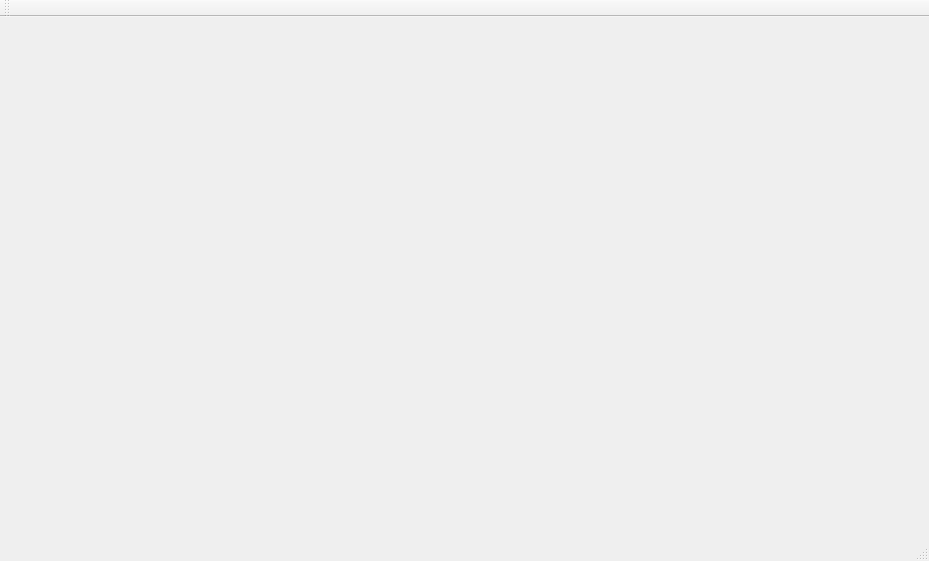
Before: the Qt Designer form resource/mainwindow.ui in Car4Tegra/ServoDriverCalibration, drawn with Qt 5.
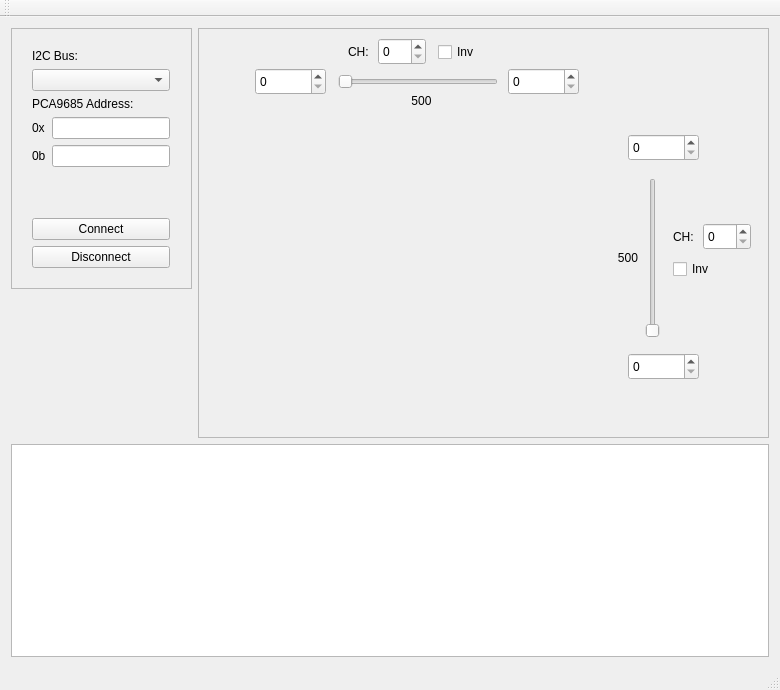
After: the same form once the commit is applied. Icons and pictures are not drawn.

The edit to the form file:
```diff
--- a/resource/mainwindow.ui
+++ b/resource/mainwindow.ui
@@ -6,14 +6,448 @@
    <rect>
     <x>0</x>
     <y>0</y>
-    <width>929</width>
-    <height>561</height>
+    <width>780</width>
+    <height>690</height>
    </rect>
   </property>
+  <property name="sizePolicy">
+   <sizepolicy hsizetype="Fixed" vsizetype="Fixed">
+    <horstretch>0</horstretch>
+    <verstretch>0</verstretch>
+   </sizepolicy>
+  </property>
+  <property name="minimumSize">
+   <size>
+    <width>780</width>
+    <height>680</height>
+   </size>
+  </property>
   <property name="windowTitle">
    <string>MainWindow</string>
   </property>
-  <widget class="QWidget" name="centralWidget"/>
+  <property name="windowIcon">
+   <iconset resource="images.qrc">
+    <normaloff>:/logo/Logo_1x_White.png</normaloff>:/logo/Logo_1x_White.png</iconset>
+  </property>
+  <widget class="QWidget" name="centralWidget">
+   <layout class="QGridLayout" name="gridLayout_2">
+    <item row="0" column="0">
+     <layout class="QVBoxLayout" name="verticalLayout_3">
+      <property name="sizeConstraint">
+       <enum>QLayout::SetDefaultConstraint</enum>
+      </property>
+      <item>
+       <layout class="QHBoxLayout" name="horizontalLayout">
+        <item>
+         <layout class="QVBoxLayout" name="verticalLayout_4">
+          <item>
+           <widget class="QFrame" name="frame">
+            <property name="sizePolicy">
+             <sizepolicy hsizetype="Fixed" vsizetype="Fixed">
+              <horstretch>0</horstretch>
+              <verstretch>0</verstretch>
+             </sizepolicy>
+            </property>
+            <property name="minimumSize">
+             <size>
+              <width>181</width>
+              <height>261</height>
+             </size>
+            </property>
+            <property name="frameShape">
+             <enum>QFrame::StyledPanel</enum>
+            </property>
+            <property name="frameShadow">
+             <enum>QFrame::Raised</enum>
+            </property>
+            <widget class="QWidget" name="verticalLayoutWidget">
+             <property name="geometry">
+              <rect>
+               <x>10</x>
+               <y>10</y>
+               <width>160</width>
+               <height>241</height>
+              </rect>
+             </property>
+             <layout class="QVBoxLayout" name="verticalLayout_2">
+              <item>
+               <widget class="QLabel" name="label">
+                <property name="text">
+                 <string>I2C Bus:</string>
+                </property>
+               </widget>
+              </item>
+              <item>
+               <widget class="QComboBox" name="cbBusSelect"/>
+              </item>
+              <item>
+               <widget class="QLabel" name="label_2">
+                <property name="text">
+                 <string>PCA9685 Address:</string>
+                </property>
+               </widget>
+              </item>
+              <item>
+               <layout class="QGridLayout" name="gridLayout">
+                <item row="0" column="0">
+                 <widget class="QLabel" name="label_3">
+                  <property name="text">
+                   <string>0x</string>
+                  </property>
+                 </widget>
+                </item>
+                <item row="0" column="1">
+                 <widget class="QLineEdit" name="leAddressHex">
+                  <property name="inputMask">
+                   <string>&gt;HH</string>
+                  </property>
+                  <property name="text">
+                   <string/>
+                  </property>
+                 </widget>
+                </item>
+                <item row="1" column="0">
+                 <widget class="QLabel" name="label_4">
+                  <property name="text">
+                   <string>0b</string>
+                  </property>
+                 </widget>
+                </item>
+                <item row="1" column="1">
+                 <widget class="QLineEdit" name="leAddressBin">
+                  <property name="inputMask">
+                   <string>BBBBBBBB</string>
+                  </property>
+                  <property name="text">
+                   <string/>
+                  </property>
+                 </widget>
+                </item>
+               </layout>
+              </item>
+              <item>
+               <spacer name="verticalSpacer">
+                <property name="orientation">
+                 <enum>Qt::Vertical</enum>
+                </property>
+                <property name="sizeHint" stdset="0">
+                 <size>
+                  <width>20</width>
+                  <height>40</height>
+                 </size>
+                </property>
+               </spacer>
+              </item>
+              <item>
+               <widget class="QPushButton" name="btConnect">
+                <property name="text">
+                 <string>Connect</string>
+                </property>
+               </widget>
+              </item>
+              <item>
+               <widget class="QPushButton" name="btDisconnect">
+                <property name="text">
+                 <string>Disconnect</string>
+                </property>
+               </widget>
+              </item>
+             </layout>
+            </widget>
+           </widget>
+          </item>
+          <item>
+           <widget class="QLabel" name="label_7">
+            <property name="text">
+             <string/>
+            </property>
+            <property name="pixmap">
+             <pixmap resource="images.qrc">:/logo/Logo_1x.png</pixmap>
+            </property>
+            <property name="scaledContents">
+             <bool>false</bool>
+            </property>
+            <property name="alignment">
+             <set>Qt::AlignCenter</set>
+            </property>
+           </widget>
+          </item>
+         </layout>
+        </item>
+        <item>
+         <widget class="QFrame" name="frame_2">
+          <property name="sizePolicy">
+           <sizepolicy hsizetype="Expanding" vsizetype="Fixed">
+            <horstretch>0</horstretch>
+            <verstretch>0</verstretch>
+           </sizepolicy>
+          </property>
+          <property name="minimumSize">
+           <size>
+            <width>0</width>
+            <height>410</height>
+           </size>
+          </property>
+          <property name="frameShape">
+           <enum>QFrame::StyledPanel</enum>
+          </property>
+          <property name="frameShadow">
+           <enum>QFrame::Raised</enum>
+          </property>
+          <widget class="QLabel" name="lImage">
+           <property name="geometry">
+            <rect>
+             <x>10</x>
+             <y>110</y>
+             <width>401</width>
+             <height>241</height>
+            </rect>
+           </property>
+           <property name="text">
+            <string/>
+           </property>
+           <property name="pixmap">
+            <pixmap resource="images.qrc">:/car/images/Car.png</pixmap>
+           </property>
+           <property name="scaledContents">
+            <bool>true</bool>
+           </property>
+          </widget>
+          <widget class="QLabel" name="lDir1">
+           <property name="geometry">
+            <rect>
+             <x>10</x>
+             <y>80</y>
+             <width>111</width>
+             <height>31</height>
+            </rect>
+           </property>
+           <property name="text">
+            <string/>
+           </property>
+           <property name="pixmap">
+            <pixmap resource="images.qrc">:/car/images/Arrow_Right.png</pixmap>
+           </property>
+           <property name="scaledContents">
+            <bool>true</bool>
+           </property>
+          </widget>
+          <widget class="QLabel" name="lDir2">
+           <property name="geometry">
+            <rect>
+             <x>10</x>
+             <y>350</y>
+             <width>111</width>
+             <height>31</height>
+            </rect>
+           </property>
+           <property name="text">
+            <string/>
+           </property>
+           <property name="pixmap">
+            <pixmap resource="images.qrc">:/car/images/Arrow_Right.png</pixmap>
+           </property>
+           <property name="scaledContents">
+            <bool>true</bool>
+           </property>
+          </widget>
+          <widget class="QSlider" name="slidSpeed">
+           <property name="geometry">
+            <rect>
+             <x>140</x>
+             <y>39</y>
+             <width>160</width>
+             <height>29</height>
+            </rect>
+           </property>
+           <property name="orientation">
+            <enum>Qt::Horizontal</enum>
+           </property>
+          </widget>
+          <widget class="QSlider" name="slidSteer">
+           <property name="geometry">
+            <rect>
+             <x>440</x>
+             <y>150</y>
+             <width>29</width>
+             <height>160</height>
+            </rect>
+           </property>
+           <property name="orientation">
+            <enum>Qt::Vertical</enum>
+           </property>
+           <property name="invertedAppearance">
+            <bool>false</bool>
+           </property>
+           <property name="invertedControls">
+            <bool>false</bool>
+           </property>
+          </widget>
+          <widget class="QSpinBox" name="sBSpeedBot">
+           <property name="geometry">
+            <rect>
+             <x>57</x>
+             <y>40</y>
+             <width>71</width>
+             <height>27</height>
+            </rect>
+           </property>
+          </widget>
+          <widget class="QSpinBox" name="sBSpeedTop">
+           <property name="geometry">
+            <rect>
+             <x>310</x>
+             <y>40</y>
+             <width>71</width>
+             <height>27</height>
+            </rect>
+           </property>
+          </widget>
+          <widget class="QSpinBox" name="sBSteerTop">
+           <property name="geometry">
+            <rect>
+             <x>430</x>
+             <y>106</y>
+             <width>71</width>
+             <height>27</height>
+            </rect>
+           </property>
+          </widget>
+          <widget class="QSpinBox" name="sBSteerBot">
+           <property name="geometry">
+            <rect>
+             <x>430</x>
+             <y>325</y>
+             <width>71</width>
+             <height>27</height>
+            </rect>
+           </property>
+          </widget>
+          <widget class="QLabel" name="lSpeedVal">
+           <property name="geometry">
+            <rect>
+             <x>190</x>
+             <y>64</y>
+             <width>67</width>
+             <height>17</height>
+            </rect>
+           </property>
+           <property name="text">
+            <string>500</string>
+           </property>
+           <property name="alignment">
+            <set>Qt::AlignCenter</set>
+           </property>
+          </widget>
+          <widget class="QLabel" name="lSteerVal">
+           <property name="geometry">
+            <rect>
+             <x>389</x>
+             <y>220</y>
+             <width>51</width>
+             <height>20</height>
+            </rect>
+           </property>
+           <property name="text">
+            <string>500</string>
+           </property>
+           <property name="alignment">
+            <set>Qt::AlignRight|Qt::AlignTrailing|Qt::AlignVCenter</set>
+           </property>
+          </widget>
+          <widget class="QCheckBox" name="cbInvSpeed">
+           <property name="geometry">
+            <rect>
+             <x>240</x>
+             <y>13</y>
+             <width>51</width>
+             <height>22</height>
+            </rect>
+           </property>
+           <property name="text">
+            <string>Inv</string>
+           </property>
+          </widget>
+          <widget class="QCheckBox" name="cbInvSteer">
+           <property name="geometry">
+            <rect>
+             <x>475</x>
+             <y>230</y>
+             <width>51</width>
+             <height>22</height>
+            </rect>
+           </property>
+           <property name="text">
+            <string>Inv</string>
+           </property>
+          </widget>
+          <widget class="QSpinBox" name="sbChannelSpeed">
+           <property name="geometry">
+            <rect>
+             <x>180</x>
+             <y>10</y>
+             <width>48</width>
+             <height>27</height>
+            </rect>
+           </property>
+           <property name="maximum">
+            <number>15</number>
+           </property>
+          </widget>
+          <widget class="QLabel" name="label_5">
+           <property name="geometry">
+            <rect>
+             <x>150</x>
+             <y>15</y>
+             <width>31</width>
+             <height>17</height>
+            </rect>
+           </property>
+           <property name="text">
+            <string>CH:</string>
+           </property>
+          </widget>
+          <widget class="QSpinBox" name="sbChannelSteer">
+           <property name="geometry">
+            <rect>
+             <x>505</x>
+             <y>195</y>
+             <width>48</width>
+             <height>27</height>
+            </rect>
+           </property>
+           <property name="maximum">
+            <number>15</number>
+           </property>
+          </widget>
+          <widget class="QLabel" name="label_6">
+           <property name="geometry">
+            <rect>
+             <x>475</x>
+             <y>200</y>
+             <width>31</width>
+             <height>17</height>
+            </rect>
+           </property>
+           <property name="text">
+            <string>CH:</string>
+           </property>
+          </widget>
+         </widget>
+        </item>
+       </layout>
+      </item>
+      <item>
+       <widget class="QTextBrowser" name="tbLog">
+        <property name="frameShape">
+         <enum>QFrame::StyledPanel</enum>
+        </property>
+       </widget>
+      </item>
+     </layout>
+    </item>
+   </layout>
+  </widget>
   <widget class="QMenuBar" name="menuBar">
    <property name="geometry">
     <rect>
```
Left out of the diff: 43 changed lines with no effect on the pictures.
